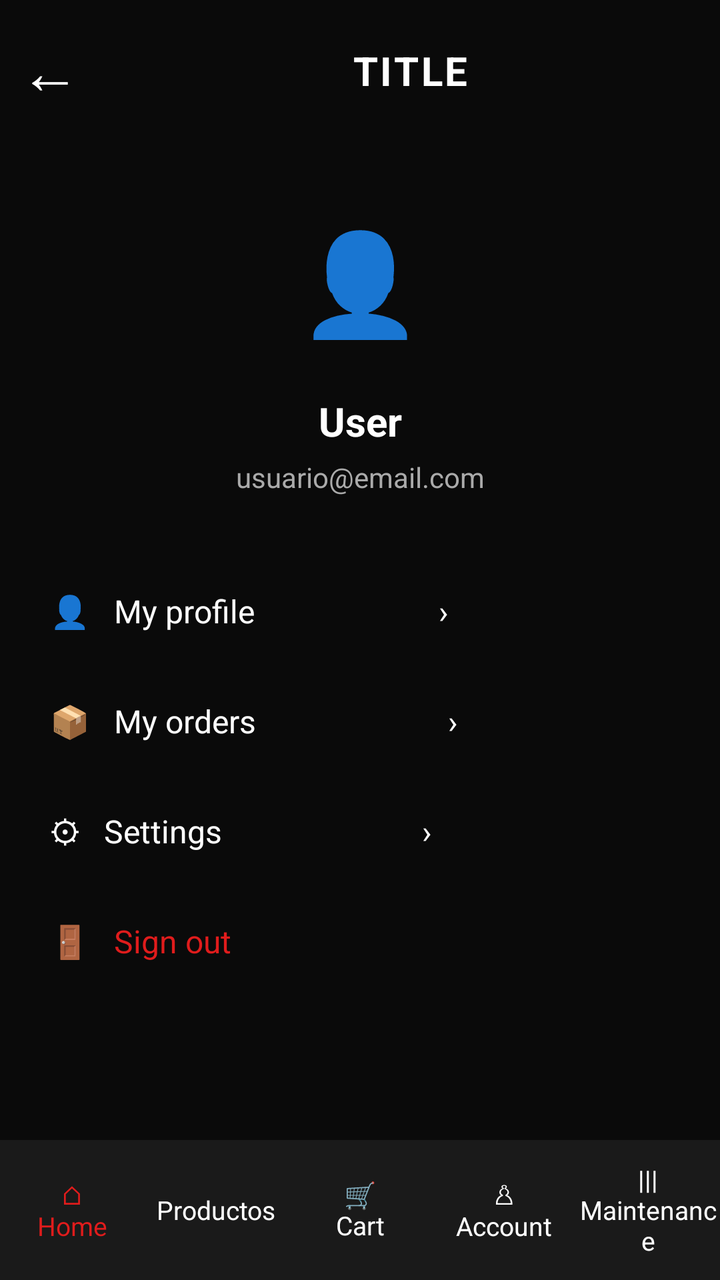
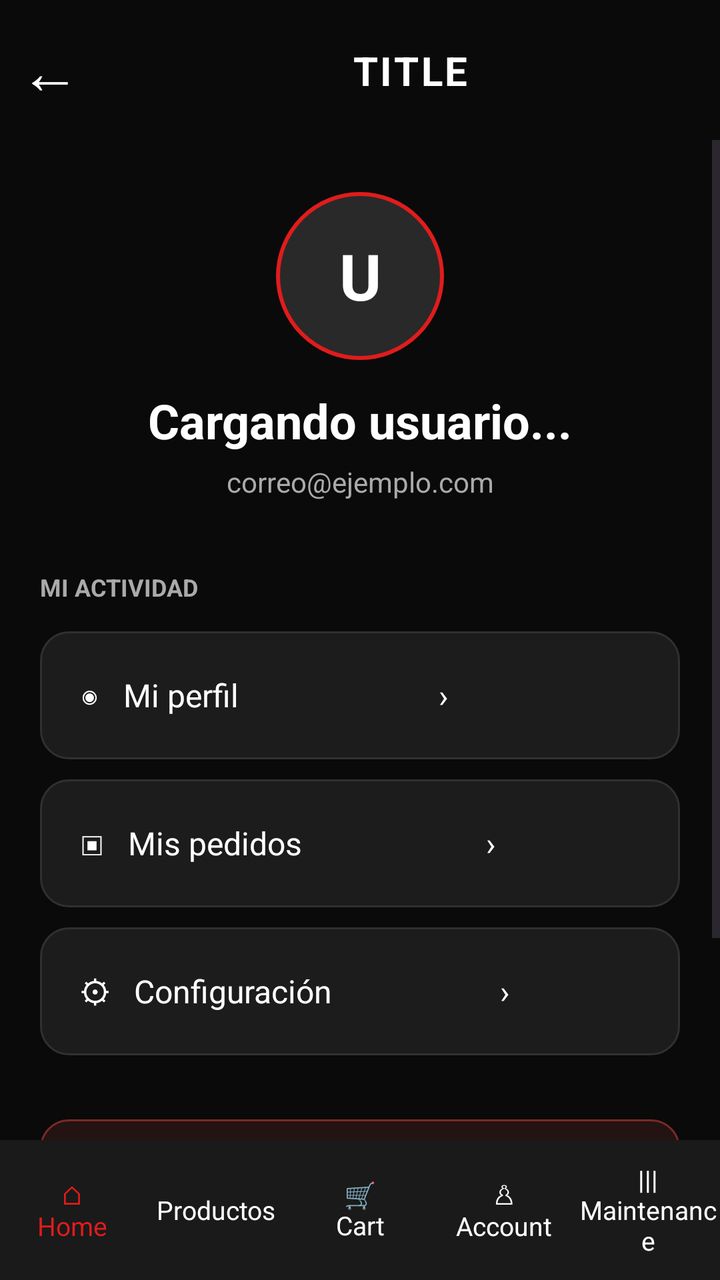

The first picture is an Android layout as it rendered before a commit; the second is the same layout after the commit. The layout source and the unified diff follow.
<!-- AndroidManifest.xml: application theme Theme.GyselMode -->
<!-- res/layout/activity_account.xml -->
<?xml version="1.0" encoding="utf-8"?>
<androidx.constraintlayout.widget.ConstraintLayout
    xmlns:android="http://schemas.android.com/apk/res/android"
    xmlns:app="http://schemas.android.com/apk/res-auto"
    android:layout_width="match_parent"
    android:layout_height="match_parent"
    android:background="@color/gysel_black">

    
    <include
        android:id="@+id/includeTopNavigation"
        layout="@layout/top_navigation"
        android:layout_width="0dp"
        android:layout_height="70dp"
        app:layout_constraintTop_toTopOf="parent"
        app:layout_constraintStart_toStartOf="parent"
        app:layout_constraintEnd_toEndOf="parent" />

    
    <TextView
        android:id="@+id/txtAvatar"
        android:layout_width="90dp"
        android:layout_height="90dp"
        android:gravity="center"
        android:text="👤"
        android:textSize="50sp"
        app:layout_constraintTop_toBottomOf="@id/includeTopNavigation"
        app:layout_constraintStart_toStartOf="parent"
        app:layout_constraintEnd_toEndOf="parent"
        android:layout_marginTop="25dp" />

    
    <TextView
        android:id="@+id/txtNombre"
        android:layout_width="wrap_content"
        android:layout_height="wrap_content"
        android:text="@string/account_user_name"
        android:textColor="@color/gysel_white"
        android:textSize="20sp"
        android:textStyle="bold"
        android:layout_marginTop="12dp"
        app:layout_constraintTop_toBottomOf="@id/txtAvatar"
        app:layout_constraintStart_toStartOf="parent"
        app:layout_constraintEnd_toEndOf="parent" />

    
    <TextView
        android:id="@+id/txtCorreo"
        android:layout_width="wrap_content"
        android:layout_height="wrap_content"
        android:text="usuario@email.com"
        android:textColor="@color/gysel_light_gray"
        android:textSize="14sp"
        android:layout_marginTop="5dp"
        app:layout_constraintTop_toBottomOf="@id/txtNombre"
        app:layout_constraintStart_toStartOf="parent"
        app:layout_constraintEnd_toEndOf="parent" />

    
    <TextView
        android:id="@+id/btnPerfil"
        android:layout_width="0dp"
        android:layout_height="55dp"
        android:gravity="center_vertical"
        android:paddingStart="25dp"
        android:text="@string/account_profile"
        android:textColor="@color/gysel_white"
        android:textSize="16sp"
        android:layout_marginTop="30dp"
        app:layout_constraintTop_toBottomOf="@id/txtCorreo"
        app:layout_constraintStart_toStartOf="parent"
        app:layout_constraintEnd_toEndOf="parent" />

    

    
    <TextView
        android:id="@+id/btnPedidos"
        android:layout_width="0dp"
        android:layout_height="55dp"
        android:gravity="center_vertical"
        android:paddingStart="25dp"
        android:text="@string/account_orders"
        android:textColor="@color/gysel_white"
        android:textSize="16sp"
        app:layout_constraintEnd_toEndOf="parent"
        app:layout_constraintHorizontal_bias="0.0"
        app:layout_constraintStart_toStartOf="parent"
        app:layout_constraintTop_toBottomOf="@id/btnPerfil" />

    <TextView
        android:id="@+id/btnConfiguracion"
        android:layout_width="0dp"
        android:layout_height="55dp"
        android:gravity="center_vertical"
        android:paddingStart="25dp"
        android:text="@string/account_settings"
        android:textColor="@color/gysel_white"
        android:textSize="16sp"
        app:layout_constraintTop_toBottomOf="@id/btnPedidos"
        app:layout_constraintStart_toStartOf="parent"
        app:layout_constraintEnd_toEndOf="parent" />

    
    <TextView
        android:id="@+id/btnCerrarSesion"
        android:layout_width="0dp"
        android:layout_height="55dp"
        android:gravity="center_vertical"
        android:paddingStart="25dp"
        android:text="@string/account_logout"
        android:textColor="@color/gysel_red"
        android:textSize="16sp"
        app:layout_constraintTop_toBottomOf="@id/btnConfiguracion"
        app:layout_constraintStart_toStartOf="parent"
        app:layout_constraintEnd_toEndOf="parent" />

    
    <include
        android:id="@+id/includeBottomNavigation"
        layout="@layout/bottom_navigation"
        android:layout_width="0dp"
        android:layout_height="70dp"
        app:layout_constraintBottom_toBottomOf="parent"
        app:layout_constraintStart_toStartOf="parent"
        app:layout_constraintEnd_toEndOf="parent" />

</androidx.constraintlayout.widget.ConstraintLayout>
<!-- res/layout/top_navigation.xml (included above) -->
<?xml version="1.0" encoding="utf-8"?>
<androidx.constraintlayout.widget.ConstraintLayout
    xmlns:android="http://schemas.android.com/apk/res/android"
    xmlns:app="http://schemas.android.com/apk/res-auto"
    android:layout_width="match_parent"
    android:layout_height="70dp"
    android:background="@color/gysel_black">

    
    <TextView
        android:id="@+id/btnVolver"
        android:layout_width="50dp"
        android:layout_height="match_parent"
        android:gravity="center"
        android:text="←"
        android:textColor="@color/gysel_white"
        android:textSize="30sp"
        android:clickable="true"
        android:focusable="true"
        android:background="?attr/selectableItemBackgroundBorderless"
        app:layout_constraintStart_toStartOf="parent"
        app:layout_constraintTop_toTopOf="parent"
        app:layout_constraintBottom_toBottomOf="parent" />

    
    <TextView
        android:id="@+id/txtTitulo"
        android:layout_width="0dp"
        android:layout_height="wrap_content"
        android:gravity="center"
        android:text="@string/top_nav_title_placeholder"
        android:textColor="@color/gysel_white"
        android:textSize="20sp"
        android:textStyle="bold"
        android:letterSpacing="0.06"
        app:layout_constraintStart_toEndOf="@id/btnVolver"
        app:layout_constraintEnd_toEndOf="parent"
        app:layout_constraintTop_toTopOf="parent"
        app:layout_constraintBottom_toBottomOf="parent" />

</androidx.constraintlayout.widget.ConstraintLayout>
<!-- res/layout/bottom_navigation.xml (included above) -->
<?xml version="1.0" encoding="utf-8"?>
<LinearLayout
    xmlns:android="http://schemas.android.com/apk/res/android"
    android:id="@+id/bottomNavigation"
    android:layout_width="match_parent"
    android:layout_height="70dp"
    android:background="@color/gysel_dark_gray"
    android:gravity="center"
    android:orientation="horizontal">

    
    <TextView
        android:id="@+id/navInicio"
        android:layout_width="0dp"
        android:layout_height="match_parent"
        android:layout_weight="1"
        android:gravity="center"
        android:text="@string/bottom_nav_home"
        android:textColor="@color/gysel_red"
        android:textSize="13sp" />

    
    <TextView
        android:id="@+id/navProductos"
        android:layout_width="0dp"
        android:layout_height="match_parent"
        android:layout_weight="1"
        android:gravity="center"
        android:text="Productos"
        android:textColor="@color/gysel_white"
        android:textSize="13sp" />

    
    <TextView
        android:id="@+id/navCarrito"
        android:layout_width="0dp"
        android:layout_height="match_parent"
        android:layout_weight="1"
        android:gravity="center"
        android:text="@string/bottom_nav_cart"
        android:textColor="@color/gysel_white"
        android:textSize="13sp" />

    
    <TextView
        android:id="@+id/navCuenta"
        android:layout_width="0dp"
        android:layout_height="match_parent"
        android:layout_weight="1"
        android:gravity="center"
        android:text="@string/bottom_nav_account"
        android:textColor="@color/gysel_white"
        android:textSize="13sp" />
    
    <TextView
        android:id="@+id/navMantenimiento"
        android:layout_width="0dp"
        android:layout_height="match_parent"
        android:layout_weight="1"
        android:gravity="center"
        android:text="@string/bottom_nav_maintenance"
        android:textColor="@color/gysel_white"
        android:textSize="13sp" />

</LinearLayout>
<!-- resources referenced by this layout -->
<resources>
  <color name="gysel_black">#0A0A0A</color>
  <color name="gysel_dark_gray">#1A1A1A</color>
  <color name="gysel_light_gray">#AAAAAA</color>
  <color name="gysel_red">#E01C1C</color>
  <color name="gysel_white">#FFFFFF</color>
  <string name="account_logout">"🚪   Sign out"</string>
  <string name="account_orders">"📦   My orders                        ›"</string>
  <string name="account_profile">"👤   My profile                       ›"</string>
  <string name="account_settings">"⚙   Settings                         ›"</string>
  <string name="account_user_name">User</string>
  <string name="bottom_nav_account">♙\nAccount</string>
  <string name="bottom_nav_cart">🛒\nCart</string>
  <string name="bottom_nav_home">⌂\nHome</string>
  <string name="bottom_nav_maintenance">|||\nMaintenance</string>
  <string name="top_nav_title_placeholder">TITLE</string>
  <style name="Theme.GyselMode" parent="Base.Theme.GyselMode" />
  <style name="Base.Theme.GyselMode" parent="Theme.Material3.DayNight.NoActionBar">
          
          
      </style>
</resources>

<!-- the commit's change to res/layout/activity_account.xml (unified diff, before → after) -->
@@ -16,104 +16,171 @@
         app:layout_constraintStart_toStartOf="parent"
         app:layout_constraintEnd_toEndOf="parent" />
 
-    
-    <TextView
-        android:id="@+id/txtAvatar"
-        android:layout_width="90dp"
-        android:layout_height="90dp"
-        android:gravity="center"
-        android:text="👤"
-        android:textSize="50sp"
+    <ScrollView
+        android:layout_width="0dp"
+        android:layout_height="0dp"
+        android:fillViewport="true"
+        android:clipToPadding="false"
         app:layout_constraintTop_toBottomOf="@id/includeTopNavigation"
+        app:layout_constraintBottom_toTopOf="@id/includeBottomNavigation"
         app:layout_constraintStart_toStartOf="parent"
-        app:layout_constraintEnd_toEndOf="parent"
-        android:layout_marginTop="25dp" />
-
-    
-    <TextView
-        android:id="@+id/txtNombre"
-        android:layout_width="wrap_content"
-        android:layout_height="wrap_content"
-        android:text="@string/account_user_name"
-        android:textColor="@color/gysel_white"
-        android:textSize="20sp"
-        android:textStyle="bold"
-        android:layout_marginTop="12dp"
-        app:layout_constraintTop_toBottomOf="@id/txtAvatar"
-        app:layout_constraintStart_toStartOf="parent"
-        app:layout_constraintEnd_toEndOf="parent" />
-
-    
-    <TextView
-        android:id="@+id/txtCorreo"
-        android:layout_width="wrap_content"
-        android:layout_height="wrap_content"
-        android:text="usuario@email.com"
-        android:textColor="@color/gysel_light_gray"
-        android:textSize="14sp"
-        android:layout_marginTop="5dp"
-        app:layout_constraintTop_toBottomOf="@id/txtNombre"
-        app:layout_constraintStart_toStartOf="parent"
-        app:layout_constraintEnd_toEndOf="parent" />
-
-    
-    <TextView
-        android:id="@+id/btnPerfil"
-        android:layout_width="0dp"
-        android:layout_height="55dp"
-        android:gravity="center_vertical"
-        android:paddingStart="25dp"
-        android:text="@string/account_profile"
-        android:textColor="@color/gysel_white"
-        android:textSize="16sp"
-        android:layout_marginTop="30dp"
-        app:layout_constraintTop_toBottomOf="@id/txtCorreo"
-        app:layout_constraintStart_toStartOf="parent"
-        app:layout_constraintEnd_toEndOf="parent" />
-
-    
-
-    
-    <TextView
-        android:id="@+id/btnPedidos"
-        android:layout_width="0dp"
-        android:layout_height="55dp"
-        android:gravity="center_vertical"
-        android:paddingStart="25dp"
-        android:text="@string/account_orders"
-        android:textColor="@color/gysel_white"
-        android:textSize="16sp"
-        app:layout_constraintEnd_toEndOf="parent"
-        app:layout_constraintHorizontal_bias="0.0"
-        app:layout_constraintStart_toStartOf="parent"
-        app:layout_constraintTop_toBottomOf="@id/btnPerfil" />
-
-    <TextView
-        android:id="@+id/btnConfiguracion"
-        android:layout_width="0dp"
-        android:layout_height="55dp"
-        android:gravity="center_vertical"
-        android:paddingStart="25dp"
-        android:text="@string/account_settings"
-        android:textColor="@color/gysel_white"
-        android:textSize="16sp"
-        app:layout_constraintTop_toBottomOf="@id/btnPedidos"
-        app:layout_constraintStart_toStartOf="parent"
-        app:layout_constraintEnd_toEndOf="parent" />
-
-    
-    <TextView
-        android:id="@+id/btnCerrarSesion"
-        android:layout_width="0dp"
-        android:layout_height="55dp"
-        android:gravity="center_vertical"
-        android:paddingStart="25dp"
-        android:text="@string/account_logout"
-        android:textColor="@color/gysel_red"
-        android:textSize="16sp"
-        app:layout_constraintTop_toBottomOf="@id/btnConfiguracion"
-        app:layout_constraintStart_toStartOf="parent"
-        app:layout_constraintEnd_toEndOf="parent" />
+        app:layout_constraintEnd_toEndOf="parent">
+
+        <androidx.constraintlayout.widget.ConstraintLayout
+            android:layout_width="match_parent"
+            android:layout_height="wrap_content"
+            android:paddingStart="20dp"
+            android:paddingEnd="20dp"
+            android:paddingBottom="32dp">
+
+            
+            <TextView
+                android:id="@+id/txtAvatar"
+                android:layout_width="84dp"
+                android:layout_height="84dp"
+                android:layout_marginTop="26dp"
+                android:background="@drawable/bg_account_avatar"
+                android:gravity="center"
+                android:text="U"
+                android:textColor="@color/gysel_white"
+                android:textSize="32sp"
+                android:textStyle="bold"
+                app:layout_constraintTop_toTopOf="parent"
+                app:layout_constraintStart_toStartOf="parent"
+                app:layout_constraintEnd_toEndOf="parent" />
+
+            
+            <TextView
+                android:id="@+id/txtNombre"
+                android:layout_width="0dp"
+                android:layout_height="wrap_content"
+                android:layout_marginTop="14dp"
+                android:gravity="center"
+                android:text="Cargando usuario..."
+                android:textColor="@color/gysel_white"
+                android:textSize="24sp"
+                android:textStyle="bold"
+                app:layout_constraintTop_toBottomOf="@id/txtAvatar"
+                app:layout_constraintStart_toStartOf="parent"
+                app:layout_constraintEnd_toEndOf="parent" />
+
+            
+            <TextView
+                android:id="@+id/txtCorreo"
+                android:layout_width="0dp"
+                android:layout_height="wrap_content"
+                android:layout_marginTop="5dp"
+                android:gravity="center"
+                android:text="correo@ejemplo.com"
+                android:textColor="@color/gysel_light_gray"
+                android:textSize="14sp"
+                app:layout_constraintTop_toBottomOf="@id/txtNombre"
+                app:layout_constraintStart_toStartOf="parent"
+                app:layout_constraintEnd_toEndOf="parent" />
+
+            <TextView
+                android:id="@+id/txtSeccionCuenta"
+                android:layout_width="0dp"
+                android:layout_height="wrap_content"
+                android:layout_marginTop="35dp"
+                android:text="MI ACTIVIDAD"
+                android:textColor="@color/gysel_light_gray"
+                android:textSize="12sp"
+                android:textStyle="bold"
+                app:layout_constraintTop_toBottomOf="@id/txtCorreo"
+                app:layout_constraintStart_toStartOf="parent"
+                app:layout_constraintEnd_toEndOf="parent" />
+
+            
+            <TextView
+                android:id="@+id/btnPerfil"
+                android:layout_width="0dp"
+                android:layout_height="64dp"
+                android:layout_marginTop="14dp"
+                android:background="@drawable/bg_account_item"
+                android:clickable="true"
+                android:focusable="true"
+                android:gravity="center_vertical"
+                android:paddingStart="20dp"
+                android:paddingEnd="16dp"
+                android:text="◉   Mi perfil                         ›"
+                android:textColor="@color/gysel_white"
+                android:textSize="16sp"
+                app:layout_constraintTop_toBottomOf="@id/txtSeccionCuenta"
+                app:layout_constraintStart_toStartOf="parent"
+                app:layout_constraintEnd_toEndOf="parent" />
+
+            
+            <TextView
+                android:id="@+id/btnPedidos"
+                android:layout_width="0dp"
+                android:layout_height="64dp"
+                android:layout_marginTop="10dp"
+                android:background="@drawable/bg_account_item"
+                android:clickable="true"
+                android:focusable="true"
+                android:gravity="center_vertical"
+                android:paddingStart="20dp"
+                android:paddingEnd="16dp"
+                android:text="▣   Mis pedidos                       ›"
+                android:textColor="@color/gysel_white"
+                android:textSize="16sp"
+                app:layout_constraintTop_toBottomOf="@id/btnPerfil"
+                app:layout_constraintStart_toStartOf="parent"
+                app:layout_constraintEnd_toEndOf="parent" />
+
+            
+            <TextView
+                android:id="@+id/btnConfiguracion"
+                android:layout_width="0dp"
+                android:layout_height="64dp"
+                android:layout_marginTop="10dp"
+                android:background="@drawable/bg_account_item"
+                android:clickable="true"
+                android:focusable="true"
+                android:gravity="center_vertical"
+                android:paddingStart="20dp"
+                android:paddingEnd="16dp"
+                android:text="⚙   Configuración                     ›"
+                android:textColor="@color/gysel_white"
+                android:textSize="16sp"
+                app:layout_constraintTop_toBottomOf="@id/btnPedidos"
+                app:layout_constraintStart_toStartOf="parent"
+                app:layout_constraintEnd_toEndOf="parent" />
+
+            
+            <TextView
+                android:id="@+id/btnCerrarSesion"
+                android:layout_width="0dp"
+                android:layout_height="62dp"
+                android:layout_marginTop="32dp"
+                android:background="@drawable/bg_account_logout"
+                android:clickable="true"
+                android:focusable="true"
+                android:gravity="center"
+                android:text="↪  CERRAR SESIÓN"
+                android:textColor="#FF7474"
+                android:textSize="15sp"
+                android:textStyle="bold"
+                app:layout_constraintTop_toBottomOf="@id/btnConfiguracion"
+                app:layout_constraintStart_toStartOf="parent"
+                app:layout_constraintEnd_toEndOf="parent" />
+
+            <TextView
+                android:id="@+id/txtPieCuenta"
+                android:layout_width="0dp"
+                android:layout_height="wrap_content"
+                android:layout_marginTop="28dp"
+                android:text="GYSELMOOD · Tu estilo, tu esencia"
+                android:textColor="#777777"
+                android:textSize="11sp"
+                android:gravity="center"
+                app:layout_constraintTop_toBottomOf="@id/btnCerrarSesion"
+                app:layout_constraintStart_toStartOf="parent"
+                app:layout_constraintEnd_toEndOf="parent" />
+
+        </androidx.constraintlayout.widget.ConstraintLayout>
+    </ScrollView>
 
     
     <include
<!-- resource entries referenced after the edit -->
@@ -5,11 +5,40 @@
   <color name="gysel_light_gray">#AAAAAA</color>
   <color name="gysel_red">#E01C1C</color>
   <color name="gysel_white">#FFFFFF</color>
-  <string name="account_logout">"🚪   Sign out"</string>
-  <string name="account_orders">"📦   My orders                        ›"</string>
-  <string name="account_profile">"👤   My profile                       ›"</string>
-  <string name="account_settings">"⚙   Settings                         ›"</string>
-  <string name="account_user_name">User</string>
+  <!-- drawable bg_account_avatar (drawable) -->
+  <?xml version="1.0" encoding="utf-8"?>
+  <shape xmlns:android="http://schemas.android.com/apk/res/android"
+      android:shape="oval">
+      <solid android:color="#292929" />
+      <stroke android:width="2dp" android:color="#E01C1C" />
+  </shape>
+  <!-- drawable bg_account_item (drawable) -->
+  <?xml version="1.0" encoding="utf-8"?>
+  <selector xmlns:android="http://schemas.android.com/apk/res/android">
+      <item android:state_pressed="true">
+          <shape android:shape="rectangle">
+              <corners android:radius="14dp" />
+              <solid android:color="#333333" />
+          </shape>
+      </item>
+      <item>
+          <shape android:shape="rectangle">
+              <corners android:radius="14dp" />
+              <solid android:color="#1C1C1C" />
+              <stroke android:width="1dp" android:color="#303030" />
+          </shape>
+      </item>
+  </selector>
+  <!-- drawable bg_account_logout (drawable) -->
+  <?xml version="1.0" encoding="utf-8"?>
+  <shape xmlns:android="http://schemas.android.com/apk/res/android"
+      android:shape="rectangle">
+      <corners android:radius="14dp" />
+      <solid android:color="#241313" />
+      <stroke
+          android:width="1dp"
+          android:color="#7A2929" />
+  </shape>
   <string name="bottom_nav_account">♙\nAccount</string>
   <string name="bottom_nav_cart">🛒\nCart</string>
   <string name="bottom_nav_home">⌂\nHome</string>
